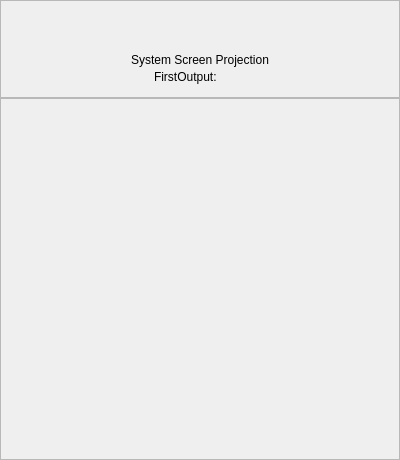
Before: the Qt Designer form plugins/kds/widget.ui in ukui/ukui-settings-daemon, drawn with Qt 5.
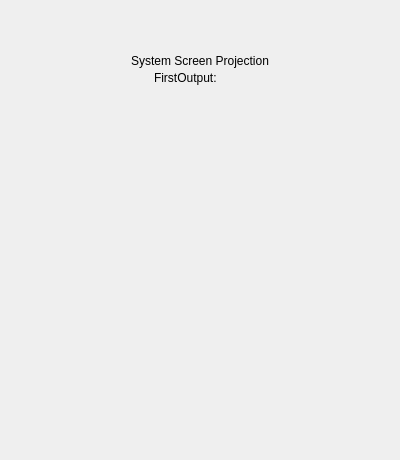
After: the same form once the commit is applied.

Commit message: 替换win+p 失焦方案

Patch:
```diff
--- a/plugins/kds/widget.ui
+++ b/plugins/kds/widget.ui
@@ -30,7 +30,7 @@
     <number>0</number>
    </property>
    <item>
-    <widget class="QFrame" name="titleFrame">
+    <widget class="QWidget" name="titleWidget" native="true">
      <property name="minimumSize">
       <size>
        <width>0</width>
@@ -43,12 +43,6 @@
        <height>98</height>
       </size>
      </property>
-     <property name="frameShape">
-      <enum>QFrame::StyledPanel</enum>
-     </property>
-     <property name="frameShadow">
-      <enum>QFrame::Raised</enum>
-     </property>
      <layout class="QHBoxLayout" name="horizontalLayout_2">
       <property name="spacing">
        <number>0</number>
@@ -197,14 +191,7 @@
     </layout>
    </item>
    <item>
-    <widget class="QFrame" name="bottomFrame">
-     <property name="frameShape">
-      <enum>QFrame::StyledPanel</enum>
-     </property>
-     <property name="frameShadow">
-      <enum>QFrame::Raised</enum>
-     </property>
-    </widget>
+    <widget class="QWidget" name="bottomWidget" native="true"/>
    </item>
   </layout>
  </widget>
```
The commit also changes 2 other files.
